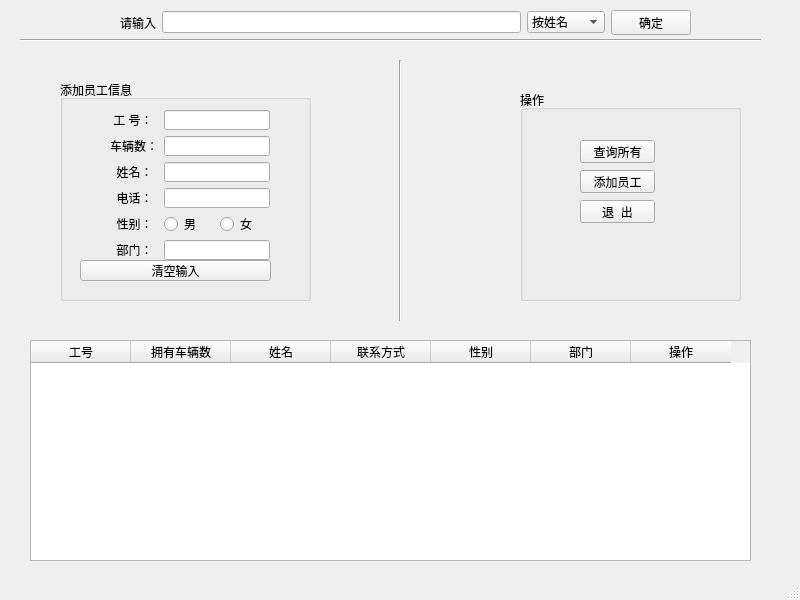
First picture: the form in Python_tensorflow_LicensePlate/front/TableAndButton.ui, repository handsomeyaqiang/plate_number_of_company_parking_lot, before the edit.
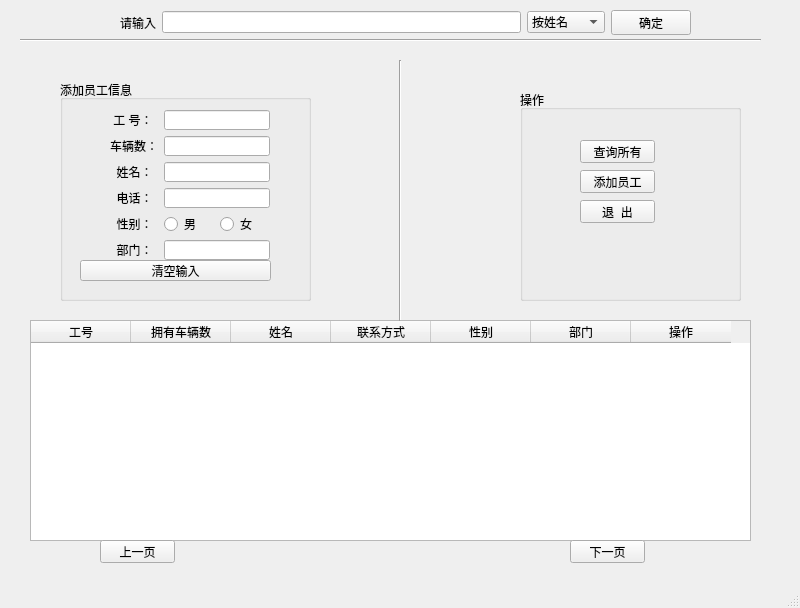
Second picture: the form after the edit.

Commit message: 车辆，员工，车辆历史记录管理，添加了下一页的按钮和槽函数， 识别页面视频识别注释了测试代码

```diff
--- a/Python_tensorflow_LicensePlate/front/TableAndButton.ui
+++ b/Python_tensorflow_LicensePlate/front/TableAndButton.ui
@@ -7,7 +7,7 @@
     <x>0</x>
     <y>0</y>
     <width>800</width>
-    <height>600</height>
+    <height>608</height>
    </rect>
   </property>
   <property name="windowTitle">
@@ -18,7 +18,7 @@
     <property name="geometry">
      <rect>
       <x>30</x>
-      <y>340</y>
+      <y>320</y>
       <width>721</width>
       <height>221</height>
      </rect>
@@ -298,6 +298,32 @@
      <enum>Qt::Vertical</enum>
     </property>
    </widget>
+   <widget class="QPushButton" name="pushButton_4">
+    <property name="geometry">
+     <rect>
+      <x>100</x>
+      <y>540</y>
+      <width>75</width>
+      <height>23</height>
+     </rect>
+    </property>
+    <property name="text">
+     <string>上一页</string>
+    </property>
+   </widget>
+   <widget class="QPushButton" name="pushButton_5">
+    <property name="geometry">
+     <rect>
+      <x>570</x>
+      <y>540</y>
+      <width>75</width>
+      <height>23</height>
+     </rect>
+    </property>
+    <property name="text">
+     <string>下一页</string>
+    </property>
+   </widget>
   </widget>
   <widget class="QMenuBar" name="menubar">
    <property name="geometry">
```
The commit also changes 9 other files.
